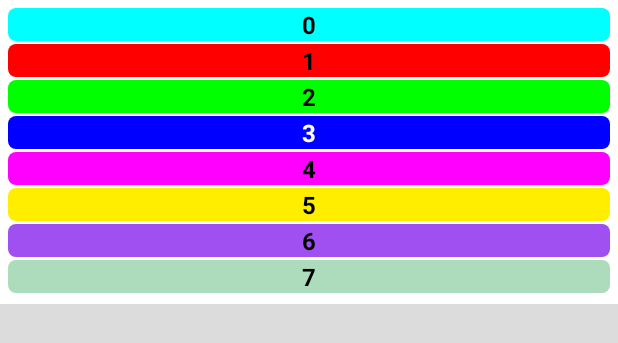
After one commit to EyesOnly5x5/BrainSupa, an Android app: the layout popup_layout_08.xml on its own in the app's theme, with its tools: preview values and no code run, on a phone screen of 412 x 824 dp. The commit adds this screen. Shown: the top 343 px of the screen. Run offline under Robolectric (Android 15) with nearby library versions, the light colour scheme and no system bars.

Commit message:
BrainSupa popUPmenu Fertisch.

```diff
--- a/app/src/main/java/de/eyesonly5x5/brainstorm/SupaHirnActivity.java
+++ b/app/src/main/java/de/eyesonly5x5/brainstorm/SupaHirnActivity.java
@@ -9,7 +9,6 @@ import android.view.Menu;
 import android.view.MenuInflater;
 import android.view.MenuItem;
 import android.view.View;
-import android.view.ViewGroup;
 import android.widget.Button;
 import android.widget.PopupWindow;
 import android.widget.RelativeLayout;
@@ -18,7 +17,7 @@ import android.widget.TextView;
 import androidx.appcompat.app.AppCompatActivity;
 
 public class SupaHirnActivity extends AppCompatActivity {
-    private int[] btn = { R.id.btn0, R.id.btn1, R.id.btn2, R.id.btn3, R.id.btn4, R.id.btn5 };
+    private int[] btn = { R.id.btn0, R.id.btn1, R.id.btn2, R.id.btn3, R.id.btn4, R.id.btn5, R.id.btn6, R.id.btn7 };
     Globals daten = Globals.getInstance();
     int[] BUTTON_IDS;
 
@@ -225,24 +224,23 @@ public class SupaHirnActivity extends AppCompatActivity {
 
     public void showPopup(View v, int id) {
         LayoutInflater layoutInflater = (LayoutInflater) getSystemService(Context.LAYOUT_INFLATER_SERVICE);
-        final View popupView = layoutInflater.inflate(R.layout.popup_layout, null);
-        PopupWindow popupWindow = new PopupWindow( popupView, (int)(daten.getButy()*daten.getMetrics().getFaktor()*1.5f), ViewGroup.LayoutParams.WRAP_CONTENT  );
+        final View popupView = layoutInflater.inflate( (daten.getColor().size()<8)? R.layout.popup_layout_06:R.layout.popup_layout_08, null);
+        // PopupWindow popupWindow = new PopupWindow( popupView, (int)(daten.getButy()*daten.getMetrics().getFaktor()*1.5f), ViewGroup.LayoutParams.WRAP_CONTENT );
+        PopupWindow popupWindow = new PopupWindow( popupView, (int)(daten.getButy()*daten.getMetrics().getFaktor()*1.5f),(int)((daten.getButy()+popupView.getContext().getResources().getDimension(R.dimen.Space)+3)*daten.getMetrics().getFaktor())*daten.getColor().size() );
 
-        // popupWindow.setBackgroundDrawable(new BitmapDrawable());
-        // popupWindow.setOutsideTouchable(true);
-        popupWindow.setOnDismissListener(new PopupWindow.OnDismissListener() {
-            @Override
-            public void onDismiss() {
-                //TODO do sth here on dismiss
-            }
-        });
+        popupWindow.setOutsideTouchable(true);
+        /* popupWindow.setOnDismissListener(() -> {
+            // do sth here on dismiss
+        });*/
         for( int i = 0; i < daten.getColor().size(); i++ ) {
             TextView tmp = popupView.findViewById(btn[i]);
             tmp.setHeight( (int)(daten.getButy()*daten.getMetrics().getFaktor()) );
+            int finalI = i;
             tmp.setOnClickListener(view -> {
-                // if (daten.colorPos(id)) changeColor(id1);
+                changeColor( id, finalI);
+                popupWindow.dismiss();
             });
         }
-        popupWindow.showAsDropDown(v);
+        popupWindow.showAsDropDown( v );
     }
 }
--- /dev/null
+++ b/app/src/main/res/drawable/btn_0.xml
@@ -0,0 +1,4 @@
+<shape xmlns:android="http://schemas.android.com/apk/res/android">
+    <solid android:color="@color/color1" />
+    <corners android:radius="5dp" />
+</shape>
--- /dev/null
+++ b/app/src/main/res/drawable/btn_1.xml
@@ -0,0 +1,4 @@
+<shape xmlns:android="http://schemas.android.com/apk/res/android">
+    <solid android:color="@color/color2" />
+    <corners android:radius="5dp" />
+</shape>
--- /dev/null
+++ b/app/src/main/res/drawable/btn_2.xml
@@ -0,0 +1,4 @@
+<shape xmlns:android="http://schemas.android.com/apk/res/android">
+    <solid android:color="@color/color3" />
+    <corners android:radius="5dp" />
+</shape>
--- /dev/null
+++ b/app/src/main/res/drawable/btn_3.xml
@@ -0,0 +1,4 @@
+<shape xmlns:android="http://schemas.android.com/apk/res/android">
+    <solid android:color="@color/color4" />
+    <corners android:radius="5dp" />
+</shape>
--- /dev/null
+++ b/app/src/main/res/drawable/btn_4.xml
@@ -0,0 +1,4 @@
+<shape xmlns:android="http://schemas.android.com/apk/res/android">
+    <solid android:color="@color/color5" />
+    <corners android:radius="5dp" />
+</shape>
--- /dev/null
+++ b/app/src/main/res/drawable/btn_5.xml
@@ -0,0 +1,4 @@
+<shape xmlns:android="http://schemas.android.com/apk/res/android">
+    <solid android:color="@color/color6" />
+    <corners android:radius="5dp" />
+</shape>
--- /dev/null
+++ b/app/src/main/res/drawable/btn_6.xml
@@ -0,0 +1,4 @@
+<shape xmlns:android="http://schemas.android.com/apk/res/android">
+    <solid android:color="@color/color7" />
+    <corners android:radius="5dp" />
+</shape>
--- /dev/null
+++ b/app/src/main/res/drawable/btn_7.xml
@@ -0,0 +1,4 @@
+<shape xmlns:android="http://schemas.android.com/apk/res/android">
+    <solid android:color="@color/color8" />
+    <corners android:radius="5dp" />
+</shape>
--- a/app/src/main/res/layout/popup_layout.xml
+++ b/app/src/main/res/layout/popup_layout_06.xml
@@ -1,8 +1,8 @@
 <?xml version="1.0" encoding="utf-8"?>
 <RelativeLayout xmlns:android="http://schemas.android.com/apk/res/android"
     xmlns:tools="http://schemas.android.com/tools"
-    android:layout_width="match_parent"
-    android:layout_height="match_parent"
+    android:layout_width="wrap_content"
+    android:layout_height="wrap_content"
     android:background="@color/white"
     tools:context=".MainActivity"
     android:padding="5dp">
@@ -18,8 +18,9 @@
         android:layout_width="match_parent"
         android:layout_height="wrap_content"
         android:background="@drawable/btn_0"
-        android:layout_marginBottom="2dp"
+        android:layout_marginBottom="@dimen/Space"
         android:text="@string/b0"
+        android:textColor="@color/black"
         android:gravity="center"
         android:textSize="16sp"
         android:textStyle="bold" />
@@ -30,8 +31,9 @@
         android:layout_height="wrap_content"
         android:layout_below="@id/btn0"
         android:background="@drawable/btn_1"
-        android:layout_marginBottom="2dp"
+        android:layout_marginBottom="@dimen/Space"
         android:text="@string/b1"
+        android:textColor="@color/black"
         android:gravity="center"
         android:textSize="16sp"
         android:textStyle="bold" />
@@ -41,8 +43,9 @@
         android:layout_height="wrap_content"
         android:layout_below="@id/btn1"
         android:background="@drawable/btn_2"
-        android:layout_marginBottom="2dp"
+        android:layout_marginBottom="@dimen/Space"
         android:text="@string/b2"
+        android:textColor="@color/black"
         android:gravity="center"
         android:textSize="16sp"
         android:textStyle="bold" />
@@ -52,8 +55,9 @@
         android:layout_height="wrap_content"
         android:layout_below="@id/btn2"
         android:background="@drawable/btn_3"
-        android:layout_marginBottom="2dp"
+        android:layout_marginBottom="@dimen/Space"
         android:text="@string/b3"
+        android:textColor="@color/white"
         android:gravity="center"
         android:textSize="16sp"
         android:textStyle="bold" />
@@ -63,8 +67,9 @@
         android:layout_height="wrap_content"
         android:layout_below="@id/btn3"
         android:background="@drawable/btn_4"
-        android:layout_marginBottom="2dp"
+        android:layout_marginBottom="@dimen/Space"
         android:text="@string/b4"
+        android:textColor="@color/black"
         android:gravity="center"
         android:textSize="16sp"
         android:textStyle="bold" />
@@ -76,6 +81,7 @@
         android:background="@drawable/btn_5"
         android:layout_marginBottom="2dp"
         android:text="@string/b5"
+        android:textColor="@color/black"
         android:gravity="center"
         android:textSize="16sp"
         android:textStyle="bold" />
--- /dev/null
+++ b/app/src/main/res/layout/popup_layout_08.xml
@@ -0,0 +1,115 @@
+<?xml version="1.0" encoding="utf-8"?>
+<RelativeLayout xmlns:android="http://schemas.android.com/apk/res/android"
+    xmlns:tools="http://schemas.android.com/tools"
+    android:layout_width="wrap_content"
+    android:layout_height="wrap_content"
+    android:background="@color/white"
+    tools:context=".MainActivity"
+    android:padding="5dp">
+
+    <RelativeLayout
+        android:id="@+id/popUPs"
+        android:layout_width="wrap_content"
+        android:layout_height="wrap_content"
+        android:gravity="center_horizontal">
+
+    <TextView
+        android:id="@+id/btn0"
+        android:layout_width="match_parent"
+        android:layout_height="wrap_content"
+        android:background="@drawable/btn_0"
+        android:layout_marginBottom="@dimen/Space"
+        android:text="@string/b0"
+        android:textColor="@color/black"
+        android:gravity="center"
+        android:textSize="16sp"
+        android:textStyle="bold" />
+
+    <TextView
+        android:id="@+id/btn1"
+        android:layout_width="match_parent"
+        android:layout_height="wrap_content"
+        android:layout_below="@id/btn0"
+        android:background="@drawable/btn_1"
+        android:layout_marginBottom="@dimen/Space"
+        android:text="@string/b1"
+        android:textColor="@color/black"
+        android:gravity="center"
+        android:textSize="16sp"
+        android:textStyle="bold" />
+    <TextView
+        android:id="@+id/btn2"
+        android:layout_width="match_parent"
+        android:layout_height="wrap_content"
+        android:layout_below="@id/btn1"
+        android:background="@drawable/btn_2"
+        android:layout_marginBottom="@dimen/Space"
+        android:text="@string/b2"
+        android:textColor="@color/black"
+        android:gravity="center"
+        android:textSize="16sp"
+        android:textStyle="bold" />
+    <TextView
+        android:id="@+id/btn3"
+        android:layout_width="match_parent"
+        android:layout_height="wrap_content"
+        android:layout_below="@id/btn2"
+        android:background="@drawable/btn_3"
+        android:layout_marginBottom="@dimen/Space"
+        android:text="@string/b3"
+        android:textColor="@color/white"
+        android:gravity="center"
+        android:textSize="16sp"
+        android:textStyle="bold" />
+    <TextView
+        android:id="@+id/btn4"
+        android:layout_width="match_parent"
+        android:layout_height="wrap_content"
+        android:layout_below="@id/btn3"
+        android:background="@drawable/btn_4"
+        android:layout_marginBottom="@dimen/Space"
+        android:text="@string/b4"
+        android:textColor="@color/black"
+        android:gravity="center"
+        android:textSize="16sp"
+        android:textStyle="bold" />
+    <TextView
+        android:id="@+id/btn5"
+        android:layout_width="match_parent"
+        android:layout_height="wrap_content"
+        android:layout_below="@id/btn4"
+        android:background="@drawable/btn_5"
+        android:layout_marginBottom="2dp"
+        android:text="@string/b5"
+        android:textColor="@color/black"
+        android:gravity="center"
+        android:textSize="16sp"
+        android:textStyle="bold" />
+    <TextView
+        android:id="@+id/btn6"
+        android:layout_width="match_parent"
+        android:layout_height="wrap_content"
+        android:layout_below="@id/btn5"
+        android:background="@drawable/btn_6"
+        android:layout_marginBottom="@dimen/Space"
+        android:text="@string/b6"
+        android:textColor="@color/black"
+        android:gravity="center"
+        android:textSize="16sp"
+        android:textStyle="bold" />
+    <TextView
+        android:id="@+id/btn7"
+        android:layout_width="match_parent"
+        android:layout_height="wrap_content"
+        android:layout_below="@id/btn6"
+        android:background="@drawable/btn_7"
+        android:layout_marginBottom="2dp"
+        android:text="@string/b7"
+        android:textColor="@color/black"
+        android:gravity="center"
+        android:textSize="16sp"
+        android:textStyle="bold" />
+
+    </RelativeLayout>
+
+</RelativeLayout>
--- a/app/src/main/res/menu/menu_popup.xml
+++ /dev/null
@@ -1,17 +0,0 @@
-<?xml version="1.0" encoding="utf-8"?>
-<menu xmlns:app="http://schemas.android.com/apk/res-auto"
-    xmlns:android="http://schemas.android.com/apk/res/android">
-
-    <item android:title="Item1"
-        android:id="@+id/item1"
-        android:icon="@drawable/ic_brain" />
-    <item android:title="Item2"
-        android:id="@+id/item2"
-        android:icon="@drawable/ic_brain"/>
-    <item android:title="Item3"
-        android:id="@+id/item3"
-        android:icon="@drawable/ic_brain"/>
-    <item android:title="Item4"
-        android:id="@+id/item4"
-        android:icon="@drawable/ic_brain"/>
-</menu>
--- a/app/src/main/res/values/dimens.xml
+++ b/app/src/main/res/values/dimens.xml
@@ -10,7 +10,7 @@
     <dimen name="NonoPad">2dp</dimen>
     <dimen name="NonoNG">90dp</dimen>
     <dimen name="NonoLogo">12sp</dimen>
-    <dimen name="SupaHTxt">12sp</dimen>
+    <dimen name="SupaHTxt">14sp</dimen>
     <dimen name="SudoBut">34dp</dimen>
     <dimen name="SudoButX">40dp</dimen>
     <dimen name="SudoButY">40dp</dimen>
@@ -20,4 +20,5 @@
     <dimen name="ButYl">80dp</dimen>
     <dimen name="ButXkl">60dp</dimen>
     <dimen name="ButYkl">70dp</dimen>
+    <dimen name="Space">2dp</dimen>
 </resources>
```
